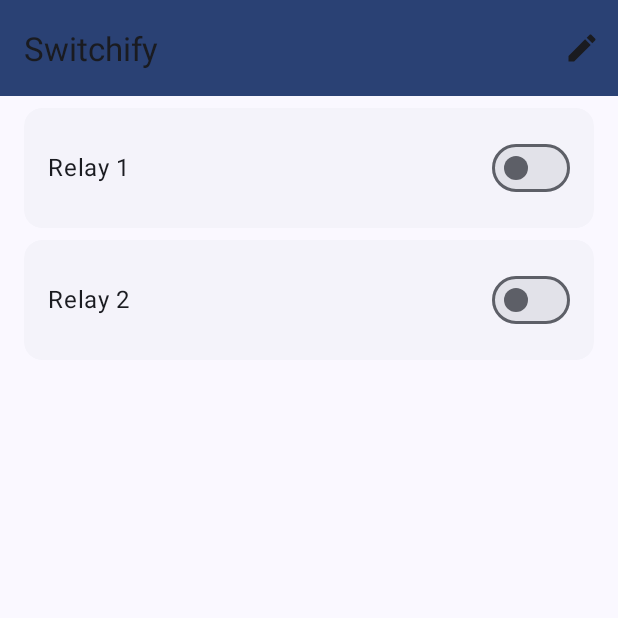
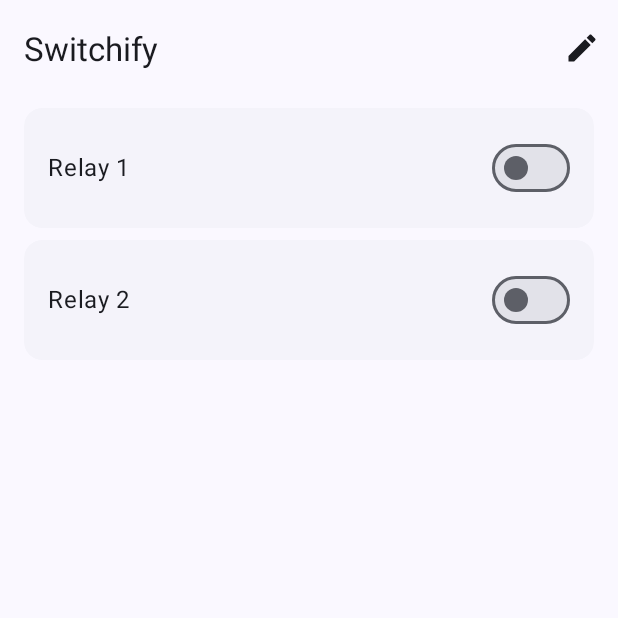
Before and after one commit to prateekpunetha/Switchify, an Android app: the screen it shows after launch (MainActivity), on a phone screen of 412 x 824 dp, the top half of it. Run offline under Robolectric (Android 15) with nearby library versions, the phone set to English and light mode, and no system bars; our stand-ins replace Volley; network calls fail.

Commit message:
app: fix toolbar background

```diff
--- a/app/src/main/res/layout/activity_main.xml
+++ b/app/src/main/res/layout/activity_main.xml
@@ -9,7 +9,7 @@
         android:id="@+id/main_toolbar"
         android:layout_width="match_parent"
         android:layout_height="?attr/actionBarSize"
-        android:background="?attr/colorPrimary"
+        android:background="?attr/colorSurface"
         android:elevation="4dp"
         android:theme="@style/ThemeOverlay.AppCompat.ActionBar"
         app:popupTheme="@style/ThemeOverlay.AppCompat.Light"/>
```
